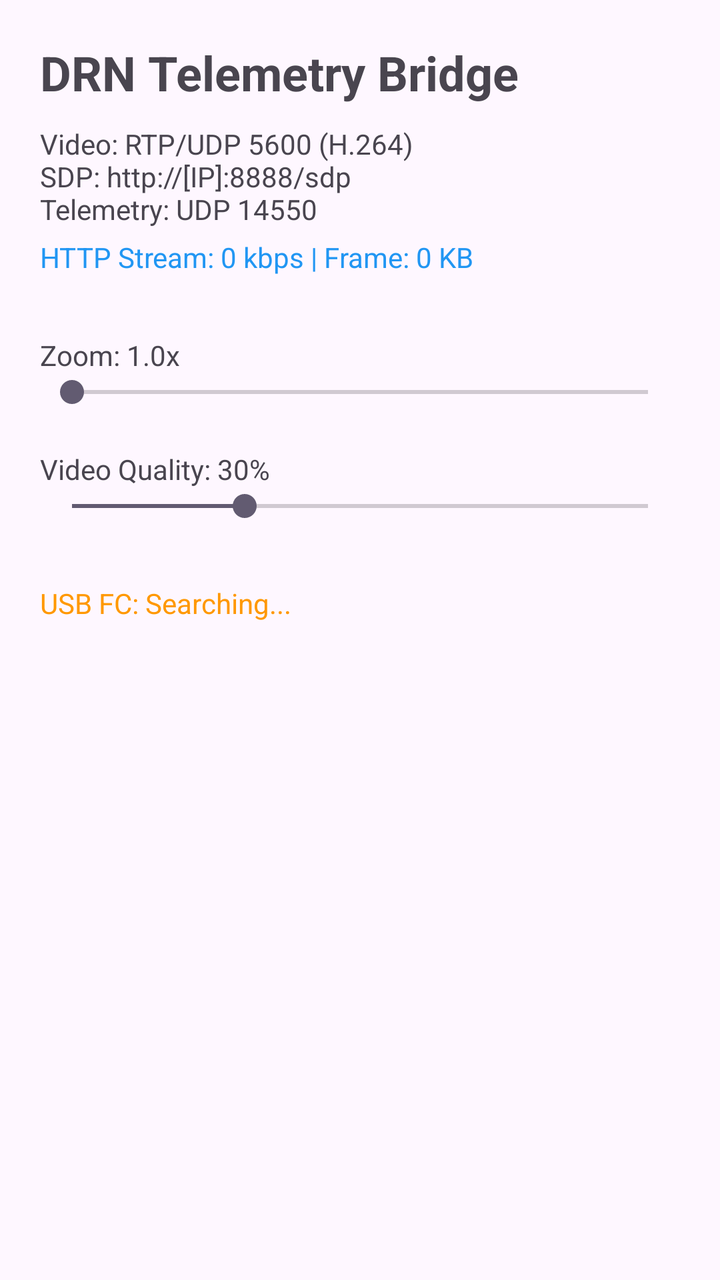
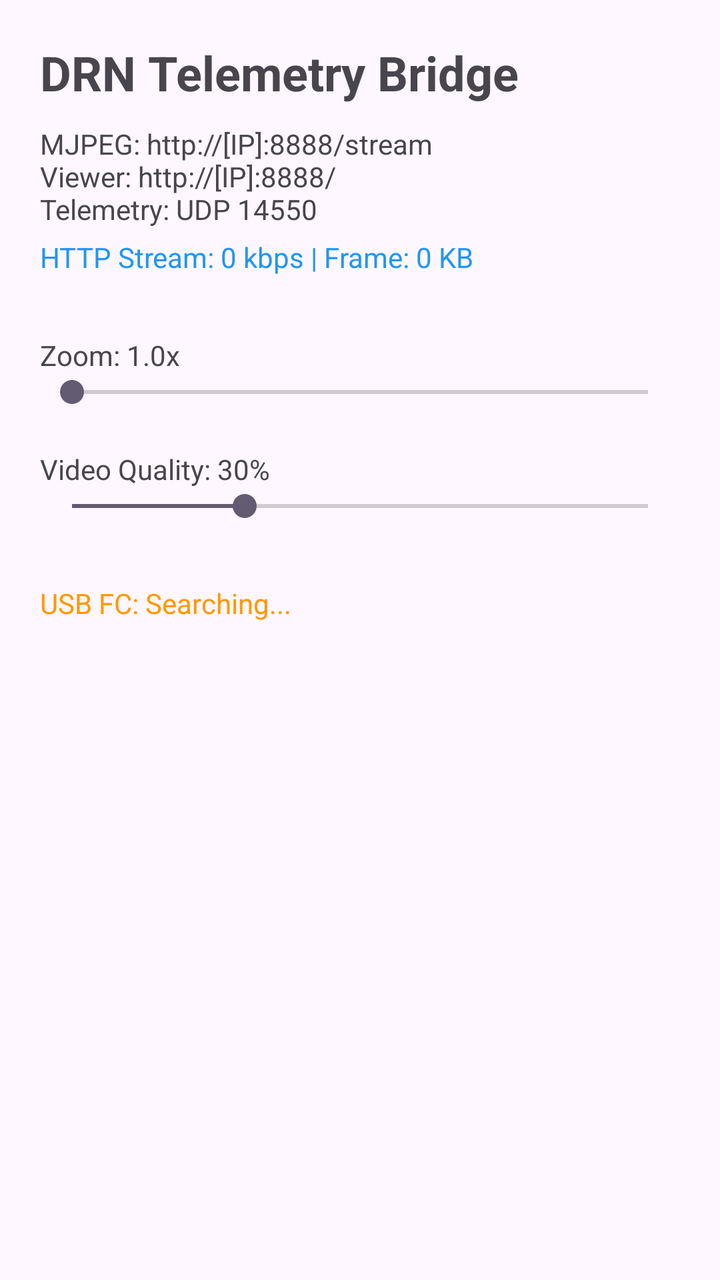

The first picture is an Android layout as it rendered before a commit; the second is the same layout after the commit. The layout source and the unified diff follow.
<!-- AndroidManifest.xml: application theme Theme.DRN_kotlin -->
<!-- res/layout/activity_main.xml -->
<?xml version="1.0" encoding="utf-8"?>
<androidx.constraintlayout.widget.ConstraintLayout xmlns:android="http://schemas.android.com/apk/res/android"
    xmlns:app="http://schemas.android.com/apk/res-auto"
    xmlns:tools="http://schemas.android.com/tools"
    android:id="@+id/main"
    android:layout_width="match_parent"
    android:layout_height="match_parent"
    android:padding="20dp"
    tools:context=".MainActivity">

    <TextView
        android:id="@+id/title"
        android:layout_width="wrap_content"
        android:layout_height="wrap_content"
        android:text="DRN Telemetry Bridge"
        android:textSize="24sp"
        android:textStyle="bold"
        app:layout_constraintTop_toTopOf="parent"
        app:layout_constraintStart_toStartOf="parent" />

    <TextView
        android:id="@+id/status"
        android:layout_width="wrap_content"
        android:layout_height="wrap_content"
        android:layout_marginTop="10dp"
        android:text="Video: RTP/UDP 5600 (H.264)\nSDP: http://[IP]:8888/sdp\nTelemetry: UDP 14550"
        app:layout_constraintTop_toBottomOf="@id/title"
        app:layout_constraintStart_toStartOf="parent" />

    <TextView
        android:id="@+id/videoStats"
        android:layout_width="wrap_content"
        android:layout_height="wrap_content"
        android:layout_marginTop="5dp"
        android:text="HTTP Stream: 0 kbps | Frame: 0 KB"
        android:textColor="#2196F3"
        app:layout_constraintTop_toBottomOf="@id/status"
        app:layout_constraintStart_toStartOf="parent" />

    <TextView
        android:id="@+id/zoomLabel"
        android:layout_width="wrap_content"
        android:layout_height="wrap_content"
        android:layout_marginTop="30dp"
        android:text="Zoom: 1.0x"
        app:layout_constraintTop_toBottomOf="@id/videoStats"
        app:layout_constraintStart_toStartOf="parent" />

    <SeekBar
        android:id="@+id/zoomSeekBar"
        android:layout_width="0dp"
        android:layout_height="wrap_content"
        android:max="100"
        android:progress="0"
        app:layout_constraintTop_toBottomOf="@id/zoomLabel"
        app:layout_constraintStart_toStartOf="parent"
        app:layout_constraintEnd_toEndOf="parent" />

    <TextView
        android:id="@+id/qualityLabel"
        android:layout_width="wrap_content"
        android:layout_height="wrap_content"
        android:layout_marginTop="20dp"
        android:text="Video Quality: 30%"
        app:layout_constraintTop_toBottomOf="@id/zoomSeekBar"
        app:layout_constraintStart_toStartOf="parent" />

    <SeekBar
        android:id="@+id/qualitySeekBar"
        android:layout_width="0dp"
        android:layout_height="wrap_content"
        android:max="100"
        android:progress="30"
        app:layout_constraintTop_toBottomOf="@id/qualityLabel"
        app:layout_constraintStart_toStartOf="parent"
        app:layout_constraintEnd_toEndOf="parent" />

    <TextView
        android:id="@+id/usbStatus"
        android:layout_width="wrap_content"
        android:layout_height="wrap_content"
        android:layout_marginTop="30dp"
        android:text="USB FC: Searching..."
        android:textColor="#FF9800"
        app:layout_constraintTop_toBottomOf="@id/qualitySeekBar"
        app:layout_constraintStart_toStartOf="parent" />

</androidx.constraintlayout.widget.ConstraintLayout>
<!-- resources referenced by this layout -->
<resources>
  <style name="Theme.DRN_kotlin" parent="Base.Theme.DRN_kotlin" />
  <style name="Base.Theme.DRN_kotlin" parent="Theme.Material3.DayNight.NoActionBar">
          
          
      </style>
</resources>

<!-- the commit's change to res/layout/activity_main.xml (unified diff, before → after) -->
@@ -23,7 +23,7 @@
         android:layout_width="wrap_content"
         android:layout_height="wrap_content"
         android:layout_marginTop="10dp"
-        android:text="Video: RTP/UDP 5600 (H.264)\nSDP: http://[IP]:8888/sdp\nTelemetry: UDP 14550"
+        android:text="MJPEG: http://[IP]:8888/stream\nViewer: http://[IP]:8888/\nTelemetry: UDP 14550"
         app:layout_constraintTop_toBottomOf="@id/title"
         app:layout_constraintStart_toStartOf="parent" />
 
